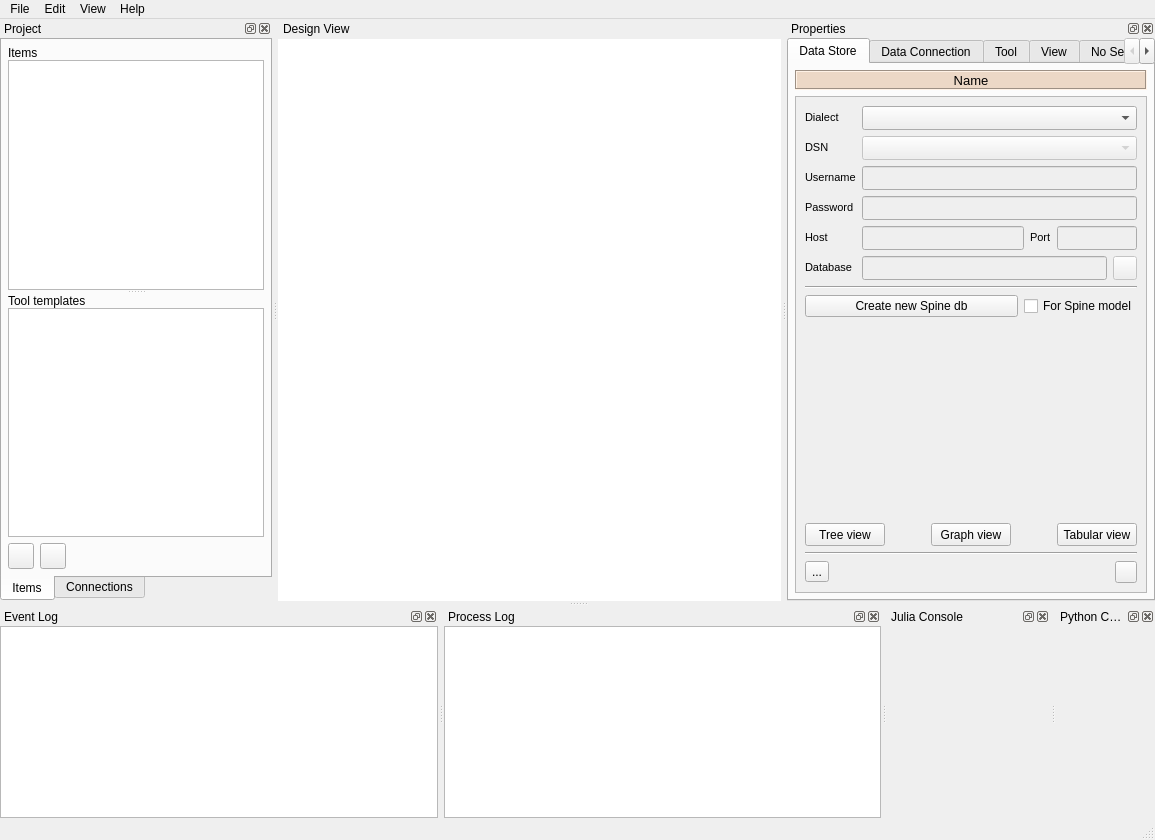
Qt form spinetoolbox/ui/mainwindow.ui (spine-tools/Spine-Toolbox) before a commit.
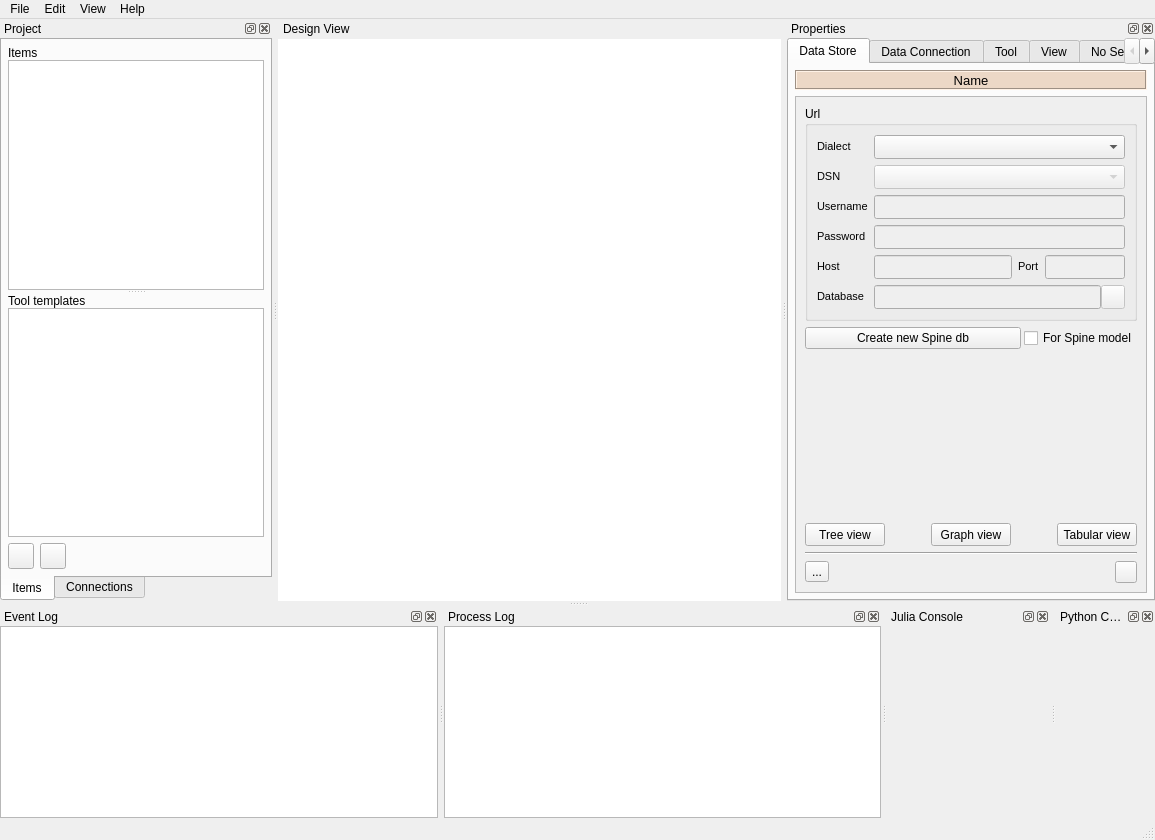
The same form after that commit. Icons and pictures are not drawn. Custom widgets are drawn as their Qt base class.

Commit message: Issue data#55, towards creating new spine db in other backends

Diff of the .ui file:
```diff
--- a/spinetoolbox/ui/mainwindow.ui
+++ b/spinetoolbox/ui/mainwindow.ui
@@ -444,6 +444,12 @@
             </property>
             <layout class="QVBoxLayout" name="verticalLayout_15">
              <item>
+              <widget class="QGroupBox" name="groupBox">
+               <property name="title">
+                <string>Url</string>
+               </property>
+               <layout class="QVBoxLayout" name="verticalLayout_21">
+                <item>
               <layout class="QGridLayout" name="gridLayout">
                <item row="4" column="0">
                 <widget class="QLabel" name="label_host">
@@ -803,6 +809,9 @@
                </item>
                <item row="5" column="2" colspan="2">
                 <layout class="QHBoxLayout" name="horizontalLayout_6">
+                    <property name="spacing">
+                     <number>0</number>
+                    </property>
                  <item>
                   <widget class="CustomQLineEdit" name="lineEdit_database">
                    <property name="enabled">
@@ -875,15 +884,14 @@
                </item>
               </layout>
              </item>
-             <item>
-              <widget class="Line" name="line">
-               <property name="orientation">
-                <enum>Qt::Horizontal</enum>
-               </property>
+               </layout>
               </widget>
              </item>
              <item>
               <layout class="QHBoxLayout" name="horizontalLayout_18">
+               <property name="spacing">
+                <number>3</number>
+               </property>
                <item>
                 <widget class="QPushButton" name="pushButton_create_new_spine_db">
                  <property name="sizePolicy">
```
Left out of the diff: 14 changed lines with no effect on the pictures. Lines whose indentation alone changed are shown as unchanged. The commit also changes 2 other files.
